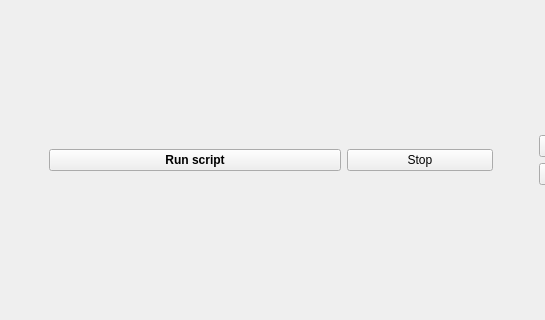
Above: src/gui/ascriptwindow.ui from andrmor/ANTS2 before the change; both pictures show x 0 to 545 and y 149 to 469 of the 800 by 600 pixel window. Below: the same form after it.
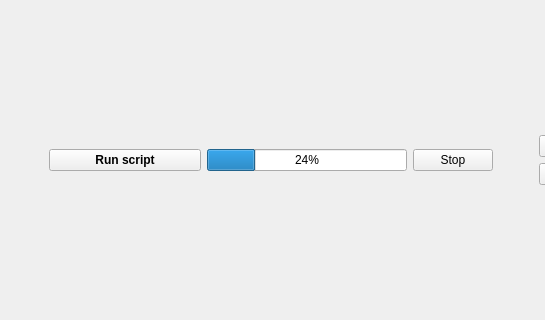
That is the form after the change.

The edit to the form file:
```diff
--- a/src/gui/ascriptwindow.ui
+++ b/src/gui/ascriptwindow.ui
@@ -52,6 +52,25 @@
         </property>
        </widget>
       </item>
+      <item>
+       <widget class="QProgressBar" name="prbProgress">
+        <property name="sizePolicy">
+         <sizepolicy hsizetype="Expanding" vsizetype="Fixed">
+          <horstretch>2</horstretch>
+          <verstretch>0</verstretch>
+         </sizepolicy>
+        </property>
+        <property name="minimumSize">
+         <size>
+          <width>200</width>
+          <height>0</height>
+         </size>
+        </property>
+        <property name="value">
+         <number>24</number>
+        </property>
+       </widget>
+      </item>
       <item>
        <widget class="QPushButton" name="pbStop">
         <property name="sizePolicy">
```
